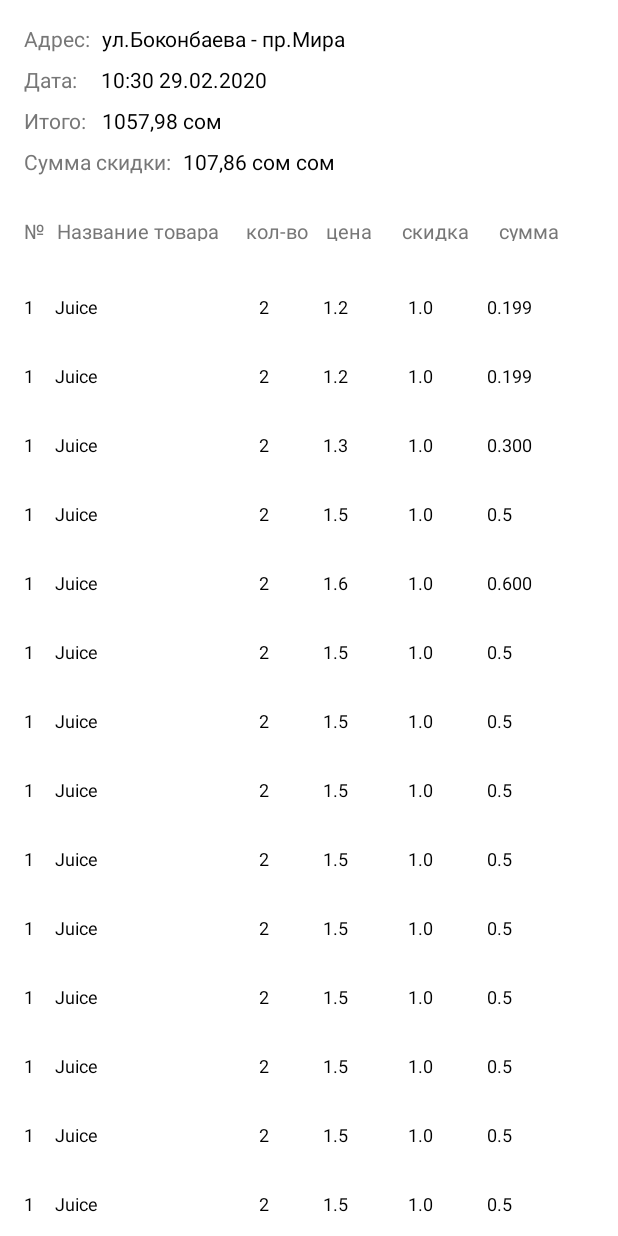
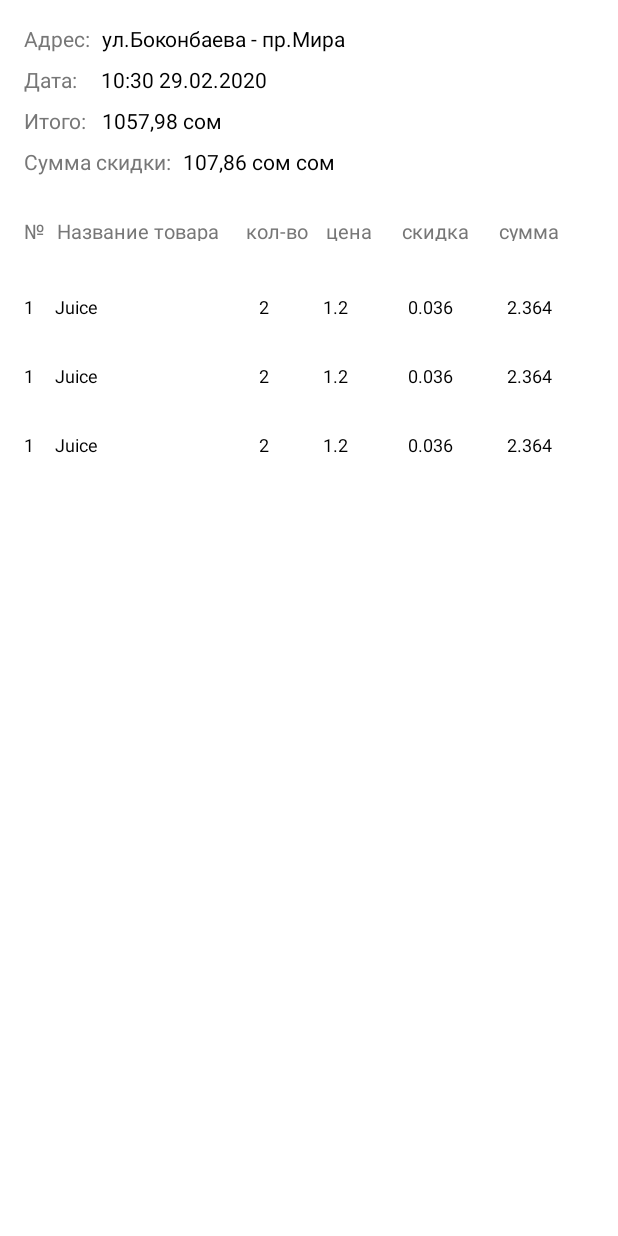
Before and after one commit to md-malikovich/MyFirstKotlinApp, an Android app: the ThirdActivity screen opened directly, with no data from a screen before it, on a phone screen of 412 x 824 dp. Run offline under Robolectric (Android 15) with nearby library versions, the phone set to English and light mode, and no system bars.

Commit message:
+ discount calculation

```diff
--- a/app/src/main/java/com/e/myfirstkotlinapp/model/Purchases.kt
+++ b/app/src/main/java/com/e/myfirstkotlinapp/model/Purchases.kt
@@ -5,6 +5,6 @@ data class Purchases(
     val purchasesName: String,
     val price: Double,
     val quantity: Int,
-    val discount: Double,
-    val result: Double = price - discount
+    val discount: Double = (price / 100) * 3,
+    val result: Double = (quantity * price) - discount
 )
--- a/app/src/main/java/com/e/myfirstkotlinapp/ui/ThirdActivity.kt
+++ b/app/src/main/java/com/e/myfirstkotlinapp/ui/ThirdActivity.kt
@@ -32,7 +32,6 @@ class ThirdActivity : AppCompatActivity() {
 
     fun initViews() {
         tv_addressAmount.text = "ул.Боконбаева - пр.Мира"
-
         val totalAmount: TextView = findViewById(R.id.tv_totalAmount)
         val discountAmount: TextView = findViewById(R.id.tv_discountAmount)
     }
@@ -49,32 +48,10 @@ class ThirdActivity : AppCompatActivity() {
         val recyclerView = findViewById<RecyclerView>(R.id.recyclerView)
         recyclerView.layoutManager = LinearLayoutManager(this, LinearLayout.VERTICAL, false)
 
-        purchases.add(Purchases(1,"Juice", 1.2, 2, 1.0))
-        purchases.add(Purchases(1,"Juice", 1.2, 2, 1.0))
-        purchases.add(Purchases(1,"Juice", 1.3, 2, 1.0))
-        purchases.add(Purchases(1,"Juice", 1.5, 2, 1.0))
-        purchases.add(Purchases(1,"Juice", 1.6, 2, 1.0))
-        purchases.add(Purchases(1,"Juice", 1.5, 2, 1.0))
-        purchases.add(Purchases(1,"Juice", 1.5, 2, 1.0))
-        purchases.add(Purchases(1,"Juice", 1.5, 2, 1.0))
-        purchases.add(Purchases(1,"Juice", 1.5, 2, 1.0))
-        purchases.add(Purchases(1,"Juice", 1.5, 2, 1.0))
-        purchases.add(Purchases(1,"Juice", 1.5, 2, 1.0))
-        purchases.add(Purchases(1,"Juice", 1.5, 2, 1.0))
-        purchases.add(Purchases(1,"Juice", 1.5, 2, 1.0))
-        purchases.add(Purchases(1,"Juice", 1.5, 2, 1.0))
-        purchases.add(Purchases(1,"Juice", 1.5, 2, 1.0))
-        purchases.add(Purchases(1,"Juice", 1.5, 2, 1.0))
-        purchases.add(Purchases(1,"Juice", 1.5, 2, 1.0))
-        purchases.add(Purchases(1,"Juice", 1.5, 2, 1.0))
-        purchases.add(Purchases(1,"Juice", 1.5, 2, 1.0))
-        purchases.add(Purchases(1,"Juice", 1.5, 2, 1.0))
-        purchases.add(Purchases(1,"Juice", 1.5, 2, 1.0))
-        purchases.add(Purchases(1,"Juice", 1.5, 2, 1.0))
-        purchases.add(Purchases(1,"Juice", 1.5, 2, 1.0))
-        purchases.add(Purchases(1,"Juice", 1.5, 2, 1.0))
-        purchases.add(Purchases(1,"Juice", 1.5, 2, 1.0))
-        purchases.add(Purchases(1,"Juice", 1.5, 2, 1.0))
+        purchases.add(Purchases(1,"Juice", 1.2, 2))
+        purchases.add(Purchases(1,"Juice", 1.2, 2))
+        purchases.add(Purchases(1,"Juice", 1.2, 2))
+        //purchases.add(Purchases(1,"Juice", 1.5, 2, 1.0))
 
         val adapter = com.e.myfirstkotlinapp.ui.recycler.Adapter(purchases)
         recyclerView.adapter = adapter
```
